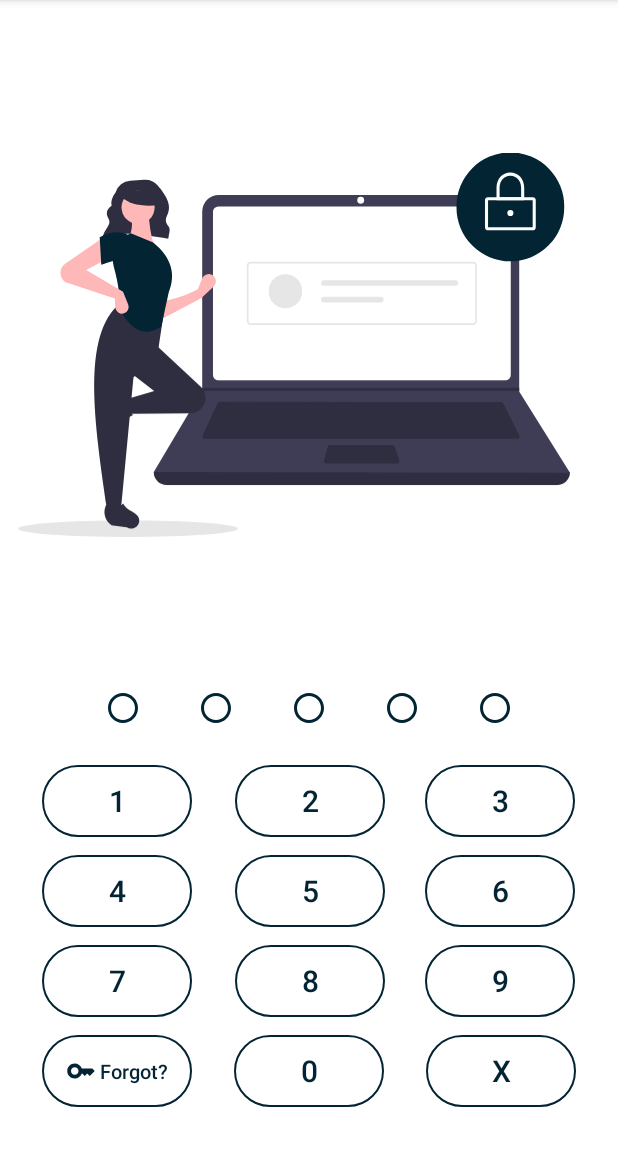
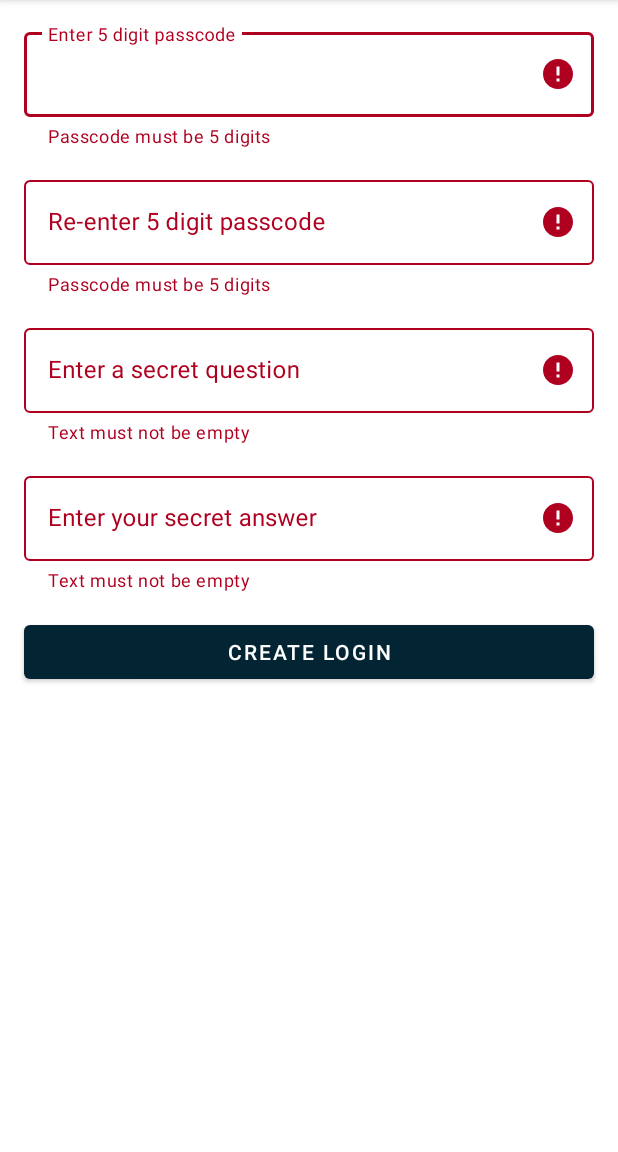
Before and after one commit to justvinny/pass-vault-kotlin-android, an Android app: the screen it shows after launch (MainActivity), on a phone screen of 412 x 824 dp, the part 84-1236 px from its top. Run offline under Robolectric (Android 15) with nearby library versions, the phone set to English and light mode, and no system bars.

Commit message:
WIP - Login and Register UI

```diff
--- a/app/build.gradle
+++ b/app/build.gradle
@@ -29,12 +29,16 @@ android {
     kotlinOptions {
         jvmTarget = '1.8'
     }
+    buildFeatures {
+        viewBinding true
+    }
 }
 
 dependencies {
 
     implementation 'androidx.core:core-ktx:1.8.0'
     implementation 'androidx.appcompat:appcompat:1.4.2'
+    implementation 'androidx.preference:preference:1.2.0'
     implementation 'com.google.android.material:material:1.6.1'
     implementation 'androidx.constraintlayout:constraintlayout:2.1.4'
     testImplementation 'junit:junit:4.13.2'
--- a/app/src/main/java/com/vinsonb/password/manager/kotlin/MainActivity.kt
+++ b/app/src/main/java/com/vinsonb/password/manager/kotlin/MainActivity.kt
@@ -2,10 +2,12 @@ package com.vinsonb.password.manager.kotlin
 
 import androidx.appcompat.app.AppCompatActivity
 import android.os.Bundle
+import com.vinsonb.password.manager.kotlin.viewmodels.LoginViewModel
 
 class MainActivity : AppCompatActivity() {
     override fun onCreate(savedInstanceState: Bundle?) {
         super.onCreate(savedInstanceState)
         setContentView(R.layout.activity_main)
+
     }
 }
--- /dev/null
+++ b/app/src/main/java/com/vinsonb/password/manager/kotlin/fragments/CreateLoginFragment.kt
@@ -0,0 +1,154 @@
+package com.vinsonb.password.manager.kotlin.fragments
+
+import android.content.Context
+import android.content.SharedPreferences
+import android.os.Bundle
+import androidx.preference.PreferenceManager
+import android.text.Editable
+import android.text.TextWatcher
+import android.util.Log.d
+import androidx.fragment.app.Fragment
+import android.view.LayoutInflater
+import android.view.View
+import android.view.ViewGroup
+import android.widget.Toast
+import com.google.android.material.textfield.TextInputLayout
+import com.vinsonb.password.manager.kotlin.R
+import com.vinsonb.password.manager.kotlin.databinding.FragmentCreateLoginBinding
+
+private const val TAG = "CreateLoginFragment"
+
+class CreateLoginFragment : Fragment(R.layout.fragment_create_login) {
+    private lateinit var sharedPreferences: SharedPreferences
+    private var _binding: FragmentCreateLoginBinding? = null
+    private val binding get() = _binding!!
+
+    override fun onCreateView(
+        inflater: LayoutInflater, container: ViewGroup?,
+        savedInstanceState: Bundle?
+    ): View {
+        _binding = FragmentCreateLoginBinding.inflate(inflater, container, false)
+        return binding.root
+    }
+
+    override fun onViewCreated(view: View, savedInstanceState: Bundle?) {
+        super.onViewCreated(view, savedInstanceState)
+
+        sharedPreferences = PreferenceManager.getDefaultSharedPreferences(view.context)
+
+        enableAllErrorText()
+
+        // Text Input Listeners
+        binding.passcode.editText?.addTextChangedListener(object : TextWatcher {
+            override fun beforeTextChanged(p0: CharSequence?, p1: Int, p2: Int, p3: Int) {}
+            override fun afterTextChanged(p0: Editable?) {}
+            override fun onTextChanged(p0: CharSequence?, p1: Int, p2: Int, p3: Int) {
+                checkPasscodeLength(binding.passcode)
+            }
+        })
+
+        binding.passcode2.editText?.addTextChangedListener(object : TextWatcher {
+            override fun beforeTextChanged(p0: CharSequence?, p1: Int, p2: Int, p3: Int) {}
+            override fun afterTextChanged(p0: Editable?) {}
+            override fun onTextChanged(p0: CharSequence?, p1: Int, p2: Int, p3: Int) {
+                if (checkPasscodeLength(binding.passcode2)) {
+                    checkPasscodeMatches()
+                }
+            }
+        })
+
+        binding.secretQuestion.editText?.addTextChangedListener(object : TextWatcher {
+            override fun beforeTextChanged(p0: CharSequence?, p1: Int, p2: Int, p3: Int) {}
+            override fun afterTextChanged(p0: Editable?) {}
+            override fun onTextChanged(p0: CharSequence?, p1: Int, p2: Int, p3: Int) {
+                checkInputNotEmpty(binding.secretQuestion)
+            }
+        })
+
+        binding.secretAnswer.editText?.addTextChangedListener(object : TextWatcher {
+            override fun beforeTextChanged(p0: CharSequence?, p1: Int, p2: Int, p3: Int) {}
+            override fun afterTextChanged(p0: Editable?) {}
+            override fun onTextChanged(p0: CharSequence?, p1: Int, p2: Int, p3: Int) {
+                checkInputNotEmpty(binding.secretAnswer)
+            }
+        })
+
+        // Button Listener
+        binding.buttonCreateLogin.setOnClickListener {
+            saveData(view.context)
+        }
+    }
+
+
+    override fun onDestroyView() {
+        super.onDestroyView()
+        _binding = null
+    }
+
+    private fun enableAllErrorText() {
+        binding.passcode.isErrorEnabled = true
+        binding.passcode2.isErrorEnabled = true
+        binding.secretQuestion.isErrorEnabled = true
+        binding.secretAnswer.isErrorEnabled = true
+        binding.passcode.error = getString(R.string.error_passcode_length)
+        binding.passcode2.error = getString(R.string.error_passcode_length)
+        binding.secretQuestion.error = getString(R.string.error_text_empty)
+        binding.secretAnswer.error = getString(R.string.error_text_empty)
+    }
+
+    private fun checkPasscodeLength(passcode: TextInputLayout): Boolean {
+        val passcodeText = passcode.editText?.text.toString()
+        if (passcodeText.length < 5) {
+            passcode.isErrorEnabled = true
+            passcode.error = getString(R.string.error_passcode_length)
+            return false
+        }
+        passcode.isErrorEnabled = false
+        return true
+    }
+
+    private fun checkPasscodeMatches() {
+        val passcode = binding.passcode.editText?.text.toString()
+        val passcode2 = binding.passcode2.editText?.text.toString()
+        if (passcode != passcode2) {
+            binding.passcode2.isErrorEnabled = true
+            binding.passcode2.error = getString(R.string.error_passcode_must_match)
+        } else {
+            binding.passcode2.isErrorEnabled = false
+        }
+    }
+
+    private fun checkInputNotEmpty(textInputLayout: TextInputLayout) {
+        val text = textInputLayout.editText?.text.toString()
+        if (text.isEmpty()) {
+            textInputLayout.isErrorEnabled = true
+            textInputLayout.error = getString(R.string.error_text_empty)
+        } else {
+            textInputLayout.isErrorEnabled = false
+        }
+    }
+
+    private fun saveData(context: Context) {
+        val passcode = binding.passcode.editText?.text.toString()
+        val secretQuestion = binding.secretQuestion.editText?.text.toString()
+        val secretAnswer = binding.secretAnswer.editText?.text.toString()
+
+        if (passcode.isNotBlank() && secretQuestion.isNotBlank() && secretAnswer.isNotBlank()) {
+            val sharedPreferences = activity?.getPreferences(Context.MODE_PRIVATE) ?: return
+            with(sharedPreferences.edit()) {
+                putString(PASSCODE_KEY, passcode)
+                putString(SECRET_QUESTION_KEY, secretQuestion)
+                putString(SECRET_ANSWER_KEY, secretAnswer)
+                apply()
+            }
+        } else {
+            Toast.makeText(context, getString(R.string.error_passcode_not_saved), Toast.LENGTH_SHORT).show()
+        }
+    }
+
+    companion object {
+        const val PASSCODE_KEY = "passcode"
+        const val SECRET_QUESTION_KEY = "secret question"
+        const val SECRET_ANSWER_KEY = "secret answer"
+    }
+}
--- /dev/null
+++ b/app/src/main/res/drawable/ic_see_passcode.xml
@@ -0,0 +1,5 @@
+<vector android:height="24dp" android:tint="#000000"
+    android:viewportHeight="24" android:viewportWidth="24"
+    android:width="24dp" xmlns:android="http://schemas.android.com/apk/res/android">
+    <path android:fillColor="@android:color/white" android:pathData="M12,4.5C7,4.5 2.73,7.61 1,12c1.73,4.39 6,7.5 11,7.5s9.27,-3.11 11,-7.5c-1.73,-4.39 -6,-7.5 -11,-7.5zM12,17c-2.76,0 -5,-2.24 -5,-5s2.24,-5 5,-5 5,2.24 5,5 -2.24,5 -5,5zM12,9c-1.66,0 -3,1.34 -3,3s1.34,3 3,3 3,-1.34 3,-3 -1.34,-3 -3,-3z"/>
+</vector>
--- a/app/src/main/res/layout/activity_main.xml
+++ b/app/src/main/res/layout/activity_main.xml
@@ -8,7 +8,7 @@
 
     <androidx.fragment.app.FragmentContainerView
         android:id="@+id/fragment_container_view"
-        android:name="com.vinsonb.password.manager.kotlin.fragments.LoginFragment"
+        android:name="com.vinsonb.password.manager.kotlin.fragments.CreateLoginFragment"
         android:layout_width="match_parent"
         android:layout_height="match_parent"
         app:layout_constraintBottom_toBottomOf="parent"
--- /dev/null
+++ b/app/src/main/res/layout/fragment_create_login.xml
@@ -0,0 +1,114 @@
+<?xml version="1.0" encoding="utf-8"?>
+<androidx.constraintlayout.widget.ConstraintLayout xmlns:android="http://schemas.android.com/apk/res/android"
+    xmlns:app="http://schemas.android.com/apk/res-auto"
+    xmlns:tools="http://schemas.android.com/tools"
+    android:layout_width="match_parent"
+    android:layout_height="match_parent"
+    tools:context=".fragments.CreateLoginFragment">
+
+    <com.google.android.material.textfield.TextInputLayout
+        android:id="@+id/passcode"
+        style="@style/Widget.MaterialComponents.TextInputLayout.OutlinedBox"
+        android:layout_width="0dp"
+        android:layout_height="wrap_content"
+        android:layout_marginStart="16dp"
+        android:layout_marginTop="16dp"
+        android:layout_marginEnd="16dp"
+        android:hint="@string/hint_passcode"
+        app:layout_constraintEnd_toEndOf="parent"
+        app:layout_constraintStart_toStartOf="parent"
+        app:layout_constraintTop_toTopOf="parent"
+        app:endIconDrawable="@drawable/ic_see_passcode"
+        app:endIconMode="password_toggle">
+
+        <com.google.android.material.textfield.TextInputEditText
+            android:layout_width="match_parent"
+            android:layout_height="wrap_content"
+            android:inputType="numberPassword"
+            android:maxLength="5"
+            android:textColorHint="#757575"
+            tools:ignore="DuplicateSpeakableTextCheck,TextContrastCheck"
+            tools:text="55555" />
+
+    </com.google.android.material.textfield.TextInputLayout>
+
+    <com.google.android.material.textfield.TextInputLayout
+        android:id="@+id/passcode_2"
+        style="@style/Widget.MaterialComponents.TextInputLayout.OutlinedBox"
+        android:layout_width="0dp"
+        android:layout_height="wrap_content"
+        android:layout_marginStart="16dp"
+        android:layout_marginTop="16dp"
+        android:layout_marginEnd="16dp"
+        android:hint="@string/hint_passcode_2"
+        app:layout_constraintEnd_toEndOf="parent"
+        app:layout_constraintStart_toStartOf="parent"
+        app:layout_constraintTop_toBottomOf="@id/passcode"
+        app:endIconDrawable="@drawable/ic_see_passcode"
+        app:endIconMode="password_toggle" >
+
+        <com.google.android.material.textfield.TextInputEditText
+            android:layout_width="match_parent"
+            android:layout_height="wrap_content"
+            android:inputType="numberPassword"
+            android:maxLength="5"
+            android:textColorHint="#757575"
+            tools:ignore="TextContrastCheck"
+            tools:text="55555" />
+
+    </com.google.android.material.textfield.TextInputLayout>
+
+    <com.google.android.material.textfield.TextInputLayout
+        android:id="@+id/secret_question"
+        style="@style/Widget.MaterialComponents.TextInputLayout.OutlinedBox"
+        android:layout_width="0dp"
+        android:layout_height="wrap_content"
+        android:layout_marginStart="16dp"
+        android:layout_marginTop="16dp"
+        android:layout_marginEnd="16dp"
+        android:hint="@string/hint_secret_question"
+        app:layout_constraintEnd_toEndOf="parent"
+        app:layout_constraintStart_toStartOf="parent"
+        app:layout_constraintTop_toBottomOf="@id/passcode_2">
+
+        <com.google.android.material.textfield.TextInputEditText
+            android:layout_width="match_parent"
+            android:layout_height="wrap_content"
+            android:textColorHint="#757575"
+            tools:ignore="TextContrastCheck" />
+
+    </com.google.android.material.textfield.TextInputLayout>
+
+    <com.google.android.material.textfield.TextInputLayout
+        android:id="@+id/secret_answer"
+        style="@style/Widget.MaterialComponents.TextInputLayout.OutlinedBox"
+        android:layout_width="0dp"
+        android:layout_height="wrap_content"
+        android:layout_marginStart="16dp"
+        android:layout_marginTop="16dp"
+        android:layout_marginEnd="16dp"
+        android:hint="@string/hint_secret_answer"
+        app:layout_constraintEnd_toEndOf="parent"
+        app:layout_constraintStart_toStartOf="parent"
+        app:layout_constraintTop_toBottomOf="@id/secret_question">
+
+        <com.google.android.material.textfield.TextInputEditText
+            android:layout_width="match_parent"
+            android:layout_height="wrap_content"
+            android:textColorHint="#757575"
+            tools:ignore="TextContrastCheck" />
+
+    </com.google.android.material.textfield.TextInputLayout>
+
+    <Button
+        android:id="@+id/button_create_login"
+        android:layout_width="0dp"
+        android:layout_height="wrap_content"
+        android:layout_marginStart="16dp"
+        android:layout_marginTop="16dp"
+        android:layout_marginEnd="16dp"
+        android:text="@string/button_create_login"
+        app:layout_constraintEnd_toEndOf="parent"
+        app:layout_constraintStart_toStartOf="parent"
+        app:layout_constraintTop_toBottomOf="@id/secret_answer" />
+</androidx.constraintlayout.widget.ConstraintLayout>
--- a/app/src/main/res/values/strings.xml
+++ b/app/src/main/res/values/strings.xml
@@ -14,4 +14,13 @@
     <string name="button_clear">x</string>
     <string name="button_0">0</string>
     <string name="button_forgot_password">Forgot?</string>
+    <string name="button_create_login">Create Login</string>
+    <string name="hint_secret_answer">Enter your secret answer</string>
+    <string name="hint_secret_question">Enter a secret question</string>
+    <string name="hint_passcode_2">Re-enter 5 digit passcode</string>
+    <string name="hint_passcode">Enter 5 digit passcode</string>
+    <string name="error_passcode_not_saved">Not saved. Please enter valid data and fill required fields.</string>
+    <string name="error_passcode_length">Passcode must be 5 digits</string>
+    <string name="error_passcode_must_match">Passcode must match</string>
+    <string name="error_text_empty">Text must not be empty</string>
 </resources>
```
Also changed, not shown: app/src/main/java/com/vinsonb/password/manager/kotlin/fragments/LoginFragment.kt (+109 -0 lines), app/src/main/java/com/vinsonb/password/manager/kotlin/viewmodels/LoginViewModel.kt (added, +30 -0 lines).
